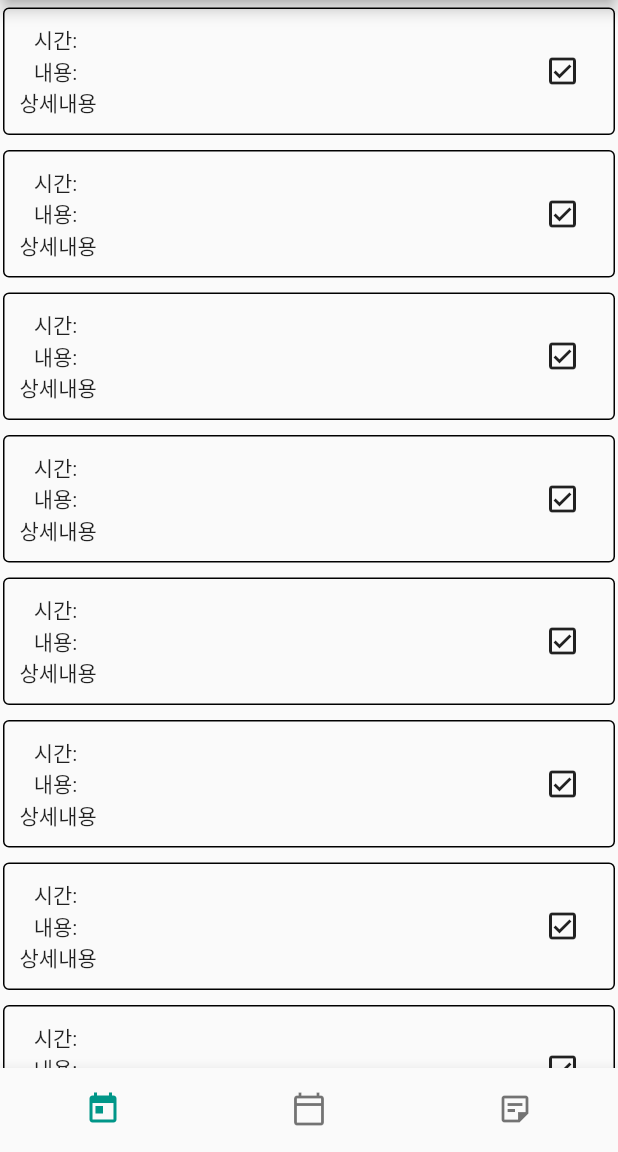
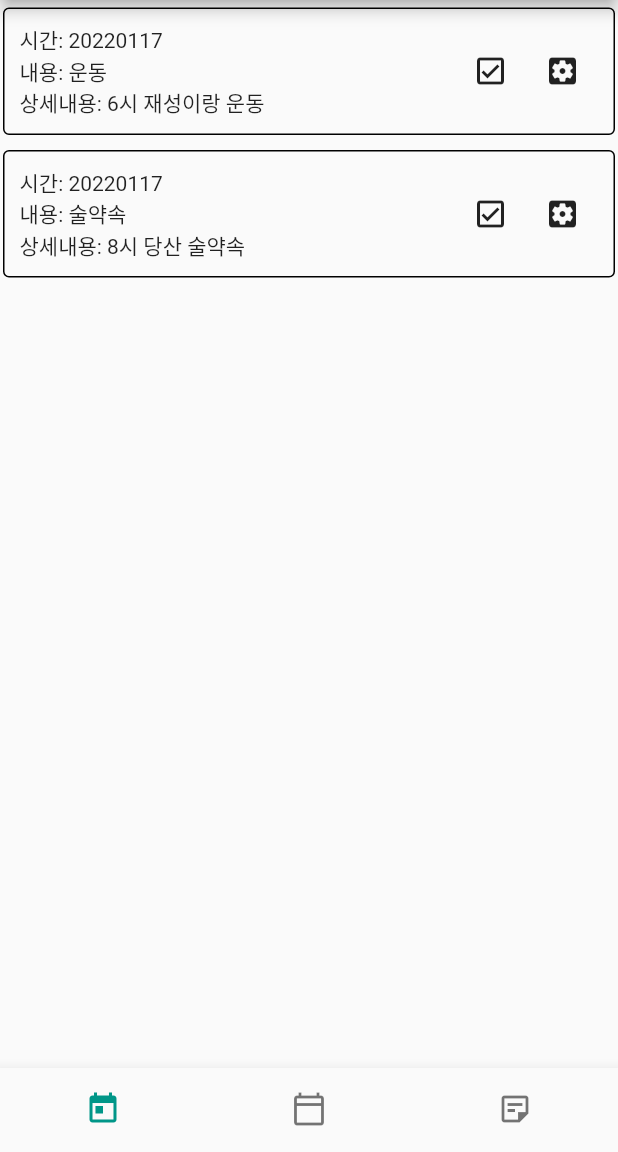
Before and after one commit to songsh927/TIL_Node.js-Flutter_Scheduler_client, a Flutter app: the screen it shows after launch, on a phone screen of 412 x 824 dp, the part 84-1236 px from its top. Run offline on Flutter 3.47's test engine with Material 2 defaults, Android fonts, the phone set to English and light mode, and no system bars.

Commit message:
22.01.17

```diff
--- a/lib/main.dart
+++ b/lib/main.dart
@@ -16,7 +16,20 @@ class MyApp extends StatefulWidget {
 
 class _MyAppState extends State<MyApp> {
   var tab = 0;
-
+  var data = [
+    {
+      "id": 1,
+      "date": 20220117,
+      "title": "운동",
+      "text": "6시 재성이랑 운동",
+    },
+    {
+      "id": 2,
+      "date": 20220117,
+      "title": "술약속",
+      "text": "8시 당산 술약속",
+    },
+  ];
   addData(){
 
   }
@@ -25,8 +38,10 @@ class _MyAppState extends State<MyApp> {
 
   }
 
-  delData(){
-
+  delData(i){
+    setState(() {
+      data.remove(data[i]);
+    });
   }
 
   updateData(){
@@ -74,7 +89,7 @@ class _MyAppState extends State<MyApp> {
         selectedItemColor: Colors.teal,
       ),
       body: [
-        todaySchedule(),
+        todaySchedule(data: data , delData : delData),
         weekSchedule(),
         memoTodo()
       ][tab],
@@ -83,13 +98,14 @@ class _MyAppState extends State<MyApp> {
 }
 
 class todaySchedule extends StatelessWidget {
-  todaySchedule({Key? key}) : super(key: key);
-
-  var count = 10;
+  todaySchedule({Key? key, this.data , this.delData}) : super(key: key);
+  final delData;
+  final data;
+  //var count = 10;
   var scroll = ScrollController();
   @override
   Widget build(BuildContext context) {
-    return ListView.builder(itemCount: count ,controller: scroll ,itemBuilder: (c,i){
+    return ListView.builder(itemCount: data.length ,controller: scroll ,itemBuilder: (c,i){
       return Container(
         decoration: BoxDecoration(
           border: Border.all(color: Colors.black),
@@ -102,14 +118,25 @@ class todaySchedule extends StatelessWidget {
           mainAxisAlignment: MainAxisAlignment.spaceBetween,
           children: [
             Column(
+              crossAxisAlignment: CrossAxisAlignment.start,
               children: [
-                Text('시간: '),
-                Text('내용: '),
-                Text('상세내용')
+                Text('시간: ${data[i]['date'].toString()}'),
+                Text('내용: ${data[i]['title']}'),
+                Text('상세내용: ${data[i]['text']}')
               ],
             ),
-            IconButton( icon: Icon(Icons.check_box_outlined) ,onPressed:(){
-            })
+            Row(
+              children: [
+                IconButton( icon: Icon(Icons.check_box_outlined) ,onPressed:(){
+                  delData(i);
+                }),
+                IconButton( icon: Icon(Icons.settings_applications), onPressed: (){
+                  Navigator.push(context,
+                      MaterialPageRoute(builder: (context) => updatePage(data : data[i]))
+                  );
+                },)
+              ]
+            )
           ],
         ),
       );
@@ -138,3 +165,38 @@ class memoTodo extends StatelessWidget {
     );
   }
 }
+
+class updatePage extends StatelessWidget {
+  const updatePage({Key? key , this.data}) : super(key: key);
+
+  final data;
+
+  @override
+  Widget build(BuildContext context) {
+    return Scaffold(
+        appBar: AppBar(
+          title: Text('Schedule Update'),
+          backgroundColor: Colors.teal,
+        ),
+        body: Container(
+            child: Text('Update Page')
+        ),
+        bottomNavigationBar: BottomNavigationBar(
+          showSelectedLabels: false,
+          showUnselectedLabels: false,
+
+          items: [
+            BottomNavigationBarItem(
+              icon: Icon(Icons.check),
+              label: 'save',
+            ),
+
+            BottomNavigationBarItem(
+              icon: Icon(Icons.delete_outline_sharp),
+              label: 'delete',
+            )
+          ],
+        )
+    );
+  }
+}
```
